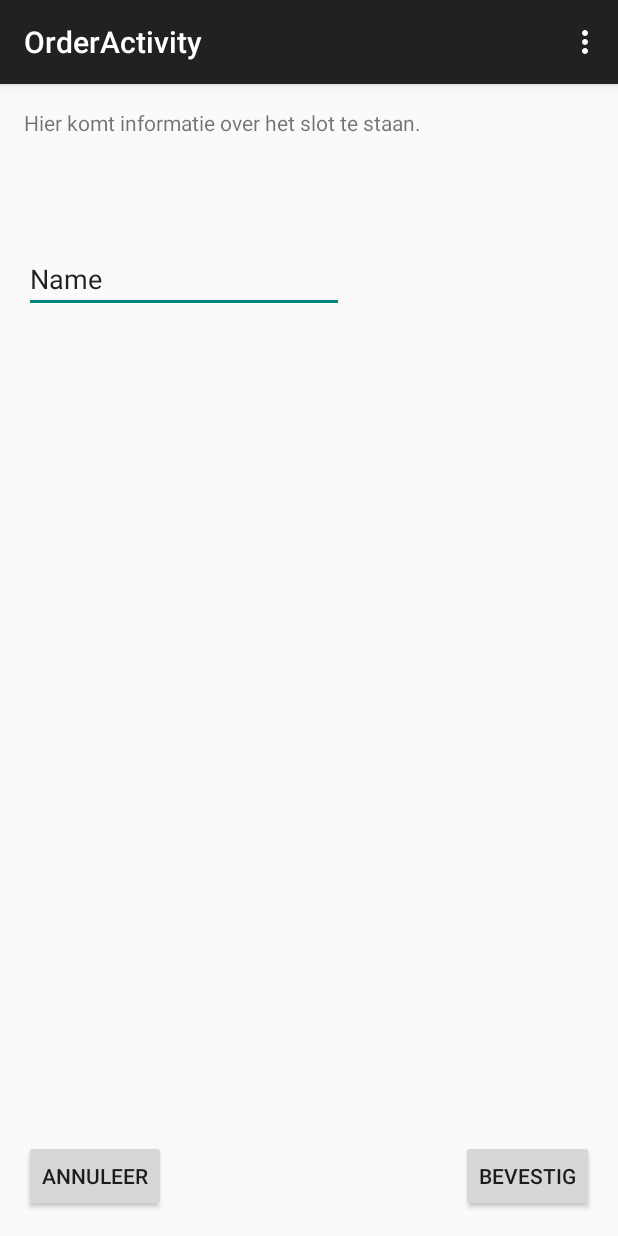
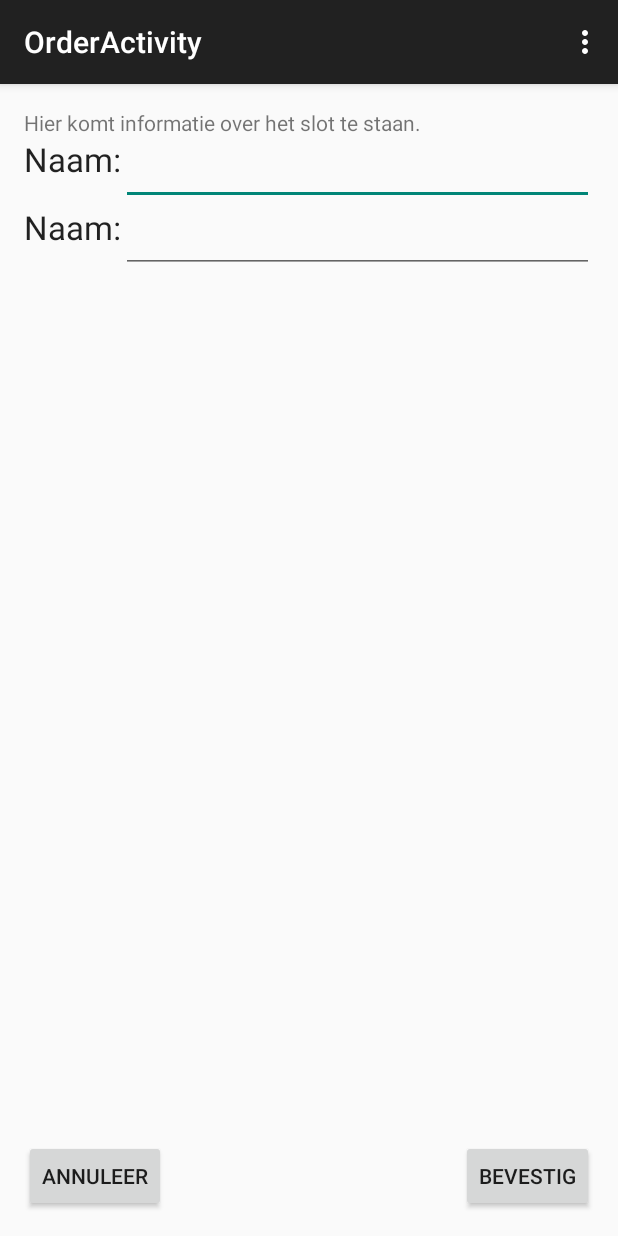
Before and after one commit to Marinosbitter/De-Sleutelaar, an Android app: the OrderActivity screen opened directly, with no data from a screen before it, on a phone screen of 412 x 824 dp. Run offline under Robolectric (Android 15) with nearby library versions, the phone set to English and light mode, and no system bars.

Commit message:
Interface activity_order

```diff
--- a/app/src/main/res/layout/activity_order.xml
+++ b/app/src/main/res/layout/activity_order.xml
@@ -50,12 +50,46 @@
         android:layout_width="wrap_content"
         android:layout_height="wrap_content"
         android:inputType="textPersonName"
-        android:text="Name"
         android:ems="10"
         android:id="@+id/editText"
         android:layout_below="@+id/lockInfoField"
+        android:layout_alignRight="@+id/confirmButton"
+        android:layout_alignEnd="@+id/confirmButton"
+        android:layout_toRightOf="@+id/textView2"
+        android:layout_toEndOf="@+id/textView2" />
+
+    <TextView
+        android:layout_width="wrap_content"
+        android:layout_height="wrap_content"
+        android:textAppearance="?android:attr/textAppearanceLarge"
+        android:text="Naam:"
+        android:id="@+id/textView2"
+        android:layout_alignBottom="@+id/editText"
         android:layout_alignParentLeft="true"
         android:layout_alignParentStart="true"
-        android:layout_marginTop="72dp" />
+        android:layout_below="@+id/lockInfoField" />
+
+    <TextView
+        android:layout_width="wrap_content"
+        android:layout_height="wrap_content"
+        android:textAppearance="?android:attr/textAppearanceLarge"
+        android:text="Naam:"
+        android:id="@+id/textView"
+        android:layout_alignBottom="@+id/editText2"
+        android:layout_alignParentLeft="true"
+        android:layout_alignParentStart="true"
+        android:layout_alignTop="@+id/editText2" />
+
+    <EditText
+        android:layout_width="wrap_content"
+        android:layout_height="wrap_content"
+        android:inputType="textPersonName"
+        android:ems="10"
+        android:id="@+id/editText2"
+        android:layout_below="@+id/editText"
+        android:layout_alignRight="@+id/editText"
+        android:layout_alignEnd="@+id/editText"
+        android:layout_toRightOf="@+id/textView"
+        android:layout_toEndOf="@+id/textView" />
 
 </RelativeLayout>
```
